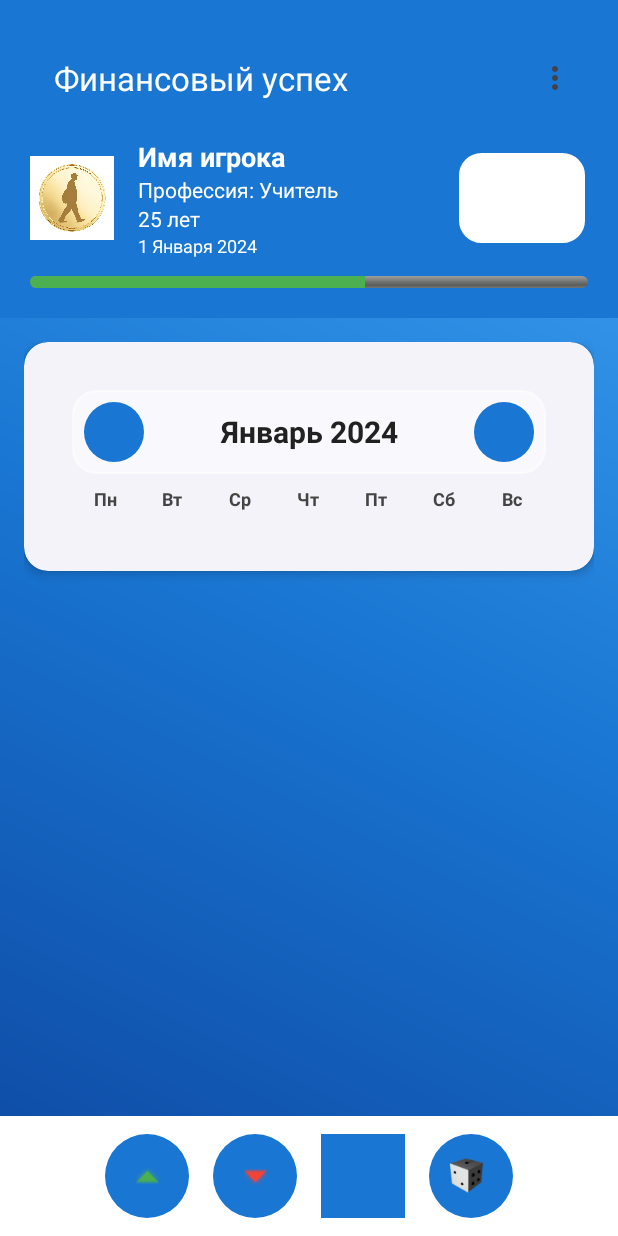
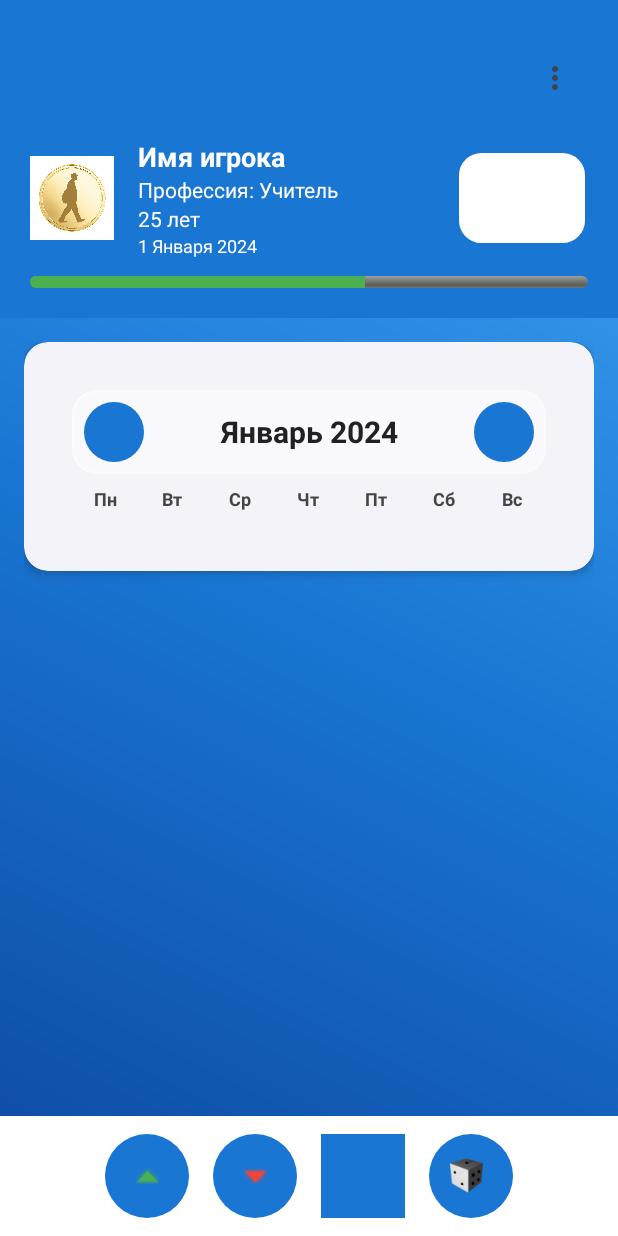
Before and after one commit to RobotAvi/MoneyGame, an Android app: the GameActivity screen opened directly, with no data from a screen before it, on a phone screen of 412 x 824 dp. Run offline under Robolectric (Android 15) with nearby library versions, the phone set to English and light mode, and no system bars; 1 statement that could not run was skipped.

Commit message:
Remove app name from manifest and toolbar
Co-authored-by: g7702457 <g7702457@crk.umn.edu>

```diff
--- a/app/src/main/AndroidManifest.xml
+++ b/app/src/main/AndroidManifest.xml
@@ -8,7 +8,7 @@
         android:dataExtractionRules="@xml/data_extraction_rules"
         android:fullBackupContent="@xml/backup_rules"
         android:icon="@mipmap/ic_launcher"
-        android:label="@string/app_name"
+        android:label=""
         android:roundIcon="@mipmap/ic_launcher"
         android:supportsRtl="true"
         android:theme="@style/Theme.FinancialSuccess"
--- a/app/src/main/res/layout/activity_game.xml
+++ b/app/src/main/res/layout/activity_game.xml
@@ -20,8 +20,8 @@
             android:layout_width="match_parent"
             android:layout_height="wrap_content"
             android:background="@color/primary_color"
-            app:title="@string/app_name"
-            app:titleTextColor="@color/white"
+            app:title=""
+            app:titleTextColor="@android:color/transparent"
             app:navigationIconTint="@color/white"
             app:menu="@menu/game_actions" />
 
```
